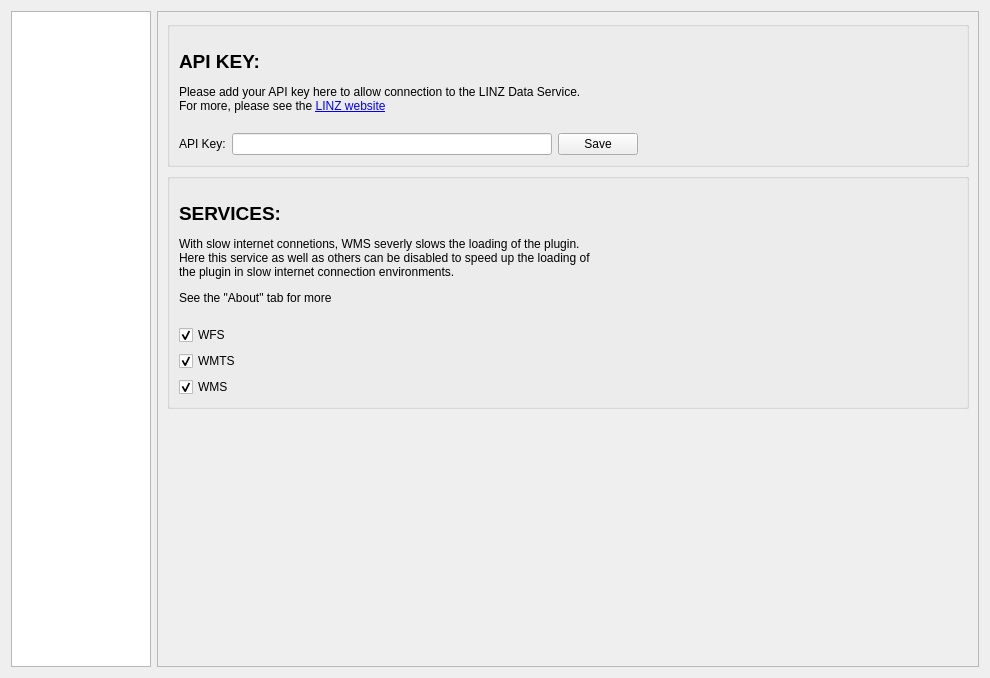
Old version of the form ldsplugin/gui/Service_dialog_base.ui in the repository linz/linz-data-importer.
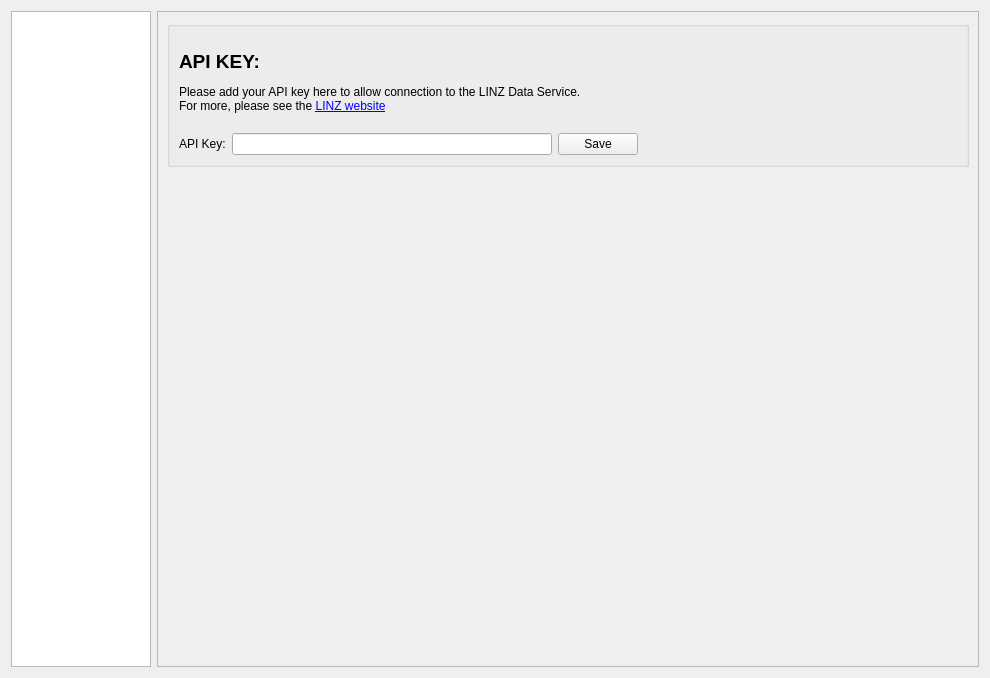
New version of the form. The open tabs and pages were chosen to show the change.

The edit to the form file:
```diff
--- a/ldsplugin/gui/Service_dialog_base.ui
+++ b/ldsplugin/gui/Service_dialog_base.ui
@@ -252,64 +252,6 @@
               </layout>
              </widget>
             </item>
-            <item>
-             <layout class="QVBoxLayout" name="verticalLayout_6"/>
-            </item>
-            <item>
-             <widget class="QGroupBox" name="uGroupBoxServices">
-              <property name="title">
-               <string/>
-              </property>
-              <layout class="QVBoxLayout" name="verticalLayout_8">
-               <item>
-                <widget class="QLabel" name="label_5">
-                 <property name="text">
-                  <string>&lt;html&gt;&lt;head/&gt;&lt;body&gt;&lt;p&gt;&lt;span style=&quot; font-weight:600;&quot;&gt;&lt;br/&gt;&lt;/span&gt;&lt;span style=&quot; font-size:14pt; font-weight:600;&quot;&gt;SERVICES:&lt;/span&gt;&lt;/p&gt;&lt;p&gt;With slow internet connetions, WMS severly slows the loading of the plugin.&lt;br/&gt;Here this service as well as others can be disabled to speed up the loading of&lt;br/&gt;the plugin in slow internet connection environments. &lt;/p&gt;&lt;p&gt;See the &amp;quot;About&amp;quot; tab for more&lt;br/&gt;&lt;/p&gt;&lt;/body&gt;&lt;/html&gt;</string>
-                 </property>
-                 <property name="openExternalLinks">
-                  <bool>true</bool>
-                 </property>
-                </widget>
-               </item>
-               <item>
-                <widget class="QCheckBox" name="uEnableWFS">
-                 <property name="enabled">
-                  <bool>true</bool>
-                 </property>
-                 <property name="text">
-                  <string>WFS</string>
-                 </property>
-                 <property name="checked">
-                  <bool>true</bool>
-                 </property>
-                </widget>
-               </item>
-               <item>
-                <widget class="QCheckBox" name="uEnableWMTS">
-                 <property name="enabled">
-                  <bool>true</bool>
-                 </property>
-                 <property name="text">
-                  <string>WMTS</string>
-                 </property>
-                 <property name="checked">
-                  <bool>true</bool>
-                 </property>
-                </widget>
-               </item>
-               <item>
-                <widget class="QCheckBox" name="uEnableWMS">
-                 <property name="text">
-                  <string>WMS</string>
-                 </property>
-                 <property name="checked">
-                  <bool>true</bool>
-                 </property>
-                </widget>
-               </item>
-              </layout>
-             </widget>
-            </item>
             <item>
              <spacer name="verticalSpacer">
               <property name="orientation">
```
